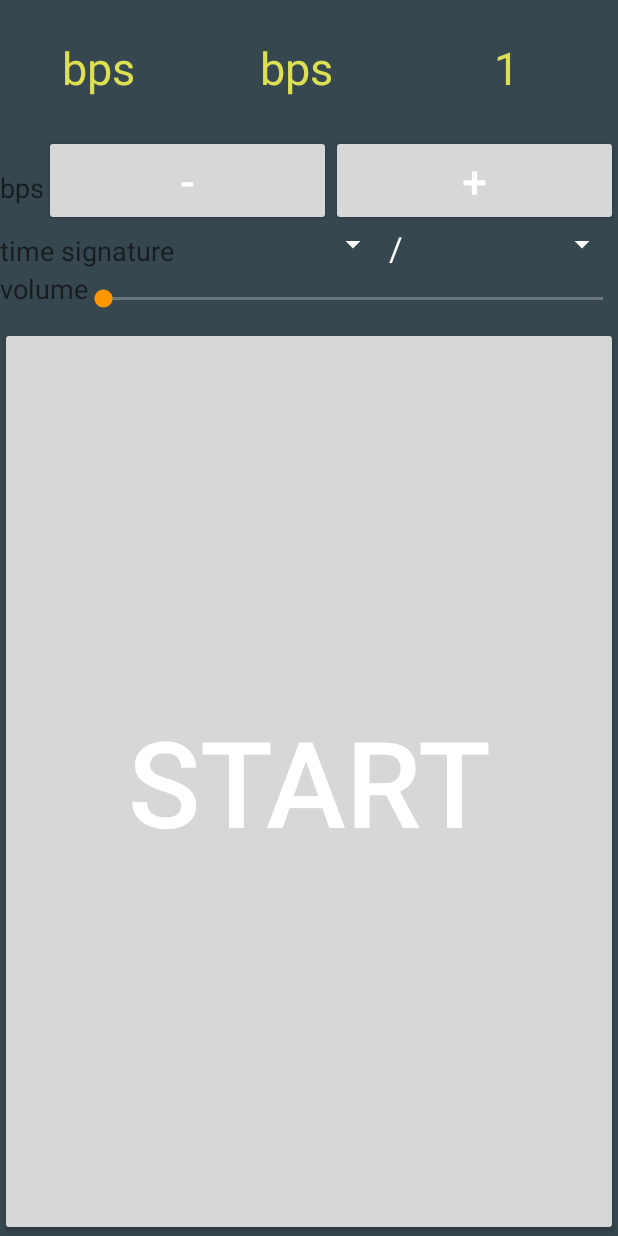
After one commit to Zarowaaa/MusicAlly, an Android app: the layout main.xml on its own in the app's theme, with its tools: preview values and no code run, on a phone screen of 412 x 824 dp. The commit adds this screen. Run offline under Robolectric (Android 15) with nearby library versions, the phone set to English and light mode, and no system bars.

Commit message:
Main menu on startup with working and dummy buttons

```diff
--- /dev/null
+++ b/app/src/main/res/layout/main.xml
@@ -0,0 +1,141 @@
+<?xml version="1.0" encoding="utf-8"?>
+<LinearLayout xmlns:android="http://schemas.android.com/apk/res/android"
+    android:layout_width="fill_parent"
+    android:layout_height="fill_parent"
+    android:orientation="vertical" >
+
+    <LinearLayout
+        android:id="@+id/linearLayout1"
+        android:layout_width="match_parent"
+        android:layout_height="wrap_content" >
+
+        <TextView
+            android:id="@+id/bps"
+            android:layout_width="0px"
+            android:layout_height="90dp"
+            android:layout_weight="1"
+            android:text="@string/bps"
+            android:textAppearance="?android:attr/textAppearanceLarge"
+            android:textColor="@color/yellow"
+            android:textSize="30sp"
+            android:gravity="center_vertical|center_horizontal" />
+
+        <TextView
+            android:id="@+id/timesignature"
+            android:layout_width="0px"
+            android:layout_height="90dp"
+            android:layout_weight="1"
+            android:gravity="center_vertical|center_horizontal"
+            android:text="@string/bps"
+            android:textAppearance="?android:attr/textAppearanceLarge"
+            android:textColor="@color/yellow"
+            android:textSize="30sp" />
+
+        <TextView
+            android:id="@+id/currentBeat"
+            android:layout_width="wrap_content"
+            android:layout_height="match_parent"
+            android:layout_weight="1.00"
+            android:gravity="center_vertical|center_horizontal"
+            android:text="@string/one"
+            android:textAppearance="?android:attr/textAppearanceLarge"
+            android:textColor="@color/yellow"
+            android:textSize="30sp" />
+
+    </LinearLayout>
+
+    <LinearLayout
+        android:id="@+id/linearLayout2"
+        android:layout_width="match_parent"
+        android:layout_height="wrap_content" >
+
+        <TextView
+            android:id="@+id/textView1"
+            android:layout_width="wrap_content"
+            android:layout_height="wrap_content"
+            android:text="@string/bps"
+            android:textAppearance="?android:attr/textAppearanceMedium" />
+
+        <Button
+            android:id="@+id/minus"
+            android:layout_width="0px"
+            android:layout_height="wrap_content"
+            android:layout_weight="1"
+            android:onClick="onMinusClick"
+            android:text="@string/minus"
+            android:textSize="30sp" />
+
+        <Button
+            android:id="@+id/plus"
+            android:layout_width="0px"
+            android:layout_height="wrap_content"
+            android:layout_weight="1"
+            android:onClick="onPlusClick"
+            android:text="@string/plus"
+            android:textSize="30sp" />
+
+    </LinearLayout>
+
+    <LinearLayout
+        android:id="@+id/linearLayout3"
+        android:layout_width="match_parent"
+        android:layout_height="wrap_content" >
+
+        <TextView
+            android:id="@+id/textView2"
+            android:layout_width="wrap_content"
+            android:layout_height="wrap_content"
+            android:text="@string/timesignature"
+            android:textAppearance="?android:attr/textAppearanceMedium" />
+
+        <Spinner
+            android:id="@+id/beatspinner"
+            android:layout_width="wrap_content"
+            android:layout_height="wrap_content"
+            android:layout_weight="1" />
+
+        <TextView
+            android:id="@+id/textView4"
+            android:layout_width="wrap_content"
+            android:layout_height="wrap_content"
+            android:text="@string/dash"
+            android:textAppearance="?android:attr/textAppearanceLarge" />
+
+        <Spinner
+            android:id="@+id/notespinner"
+            android:layout_width="wrap_content"
+            android:layout_height="wrap_content"
+            android:layout_weight="1" />
+
+    </LinearLayout>
+
+    <LinearLayout
+        android:id="@+id/linearLayout4"
+        android:layout_width="match_parent"
+        android:layout_height="wrap_content" >
+
+        <TextView
+            android:id="@+id/textView3"
+            android:layout_width="wrap_content"
+            android:layout_height="match_parent"
+            android:text="@string/volume"
+            android:textAppearance="?android:attr/textAppearanceMedium" />
+
+        <SeekBar
+            android:id="@+id/volumebar"
+            android:layout_width="0dip"
+            android:layout_height="wrap_content"
+            android:layout_weight="1"
+            android:padding="10dp" />
+
+    </LinearLayout>
+
+    <Button
+        android:id="@+id/startstop"
+        android:layout_width="match_parent"
+        android:layout_height="match_parent"
+        android:onClick="onStartStopClick"
+        android:text="@string/start"
+        android:textSize="80dp" />
+
+</LinearLayout>
--- a/app/src/main/res/values/strings.xml
+++ b/app/src/main/res/values/strings.xml
@@ -1,4 +1,16 @@
 <resources>
-    <string name="app_name">GuitarTuner</string>
+    <string name="app_name">MusicAlly</string>
     <string name="main_bottom_banner_id">ca-app-pub-1824499265963306/1019546872</string>
+    <string name="start">Start</string>
+    <string name="stop">Stop</string>
+    <color name="yellow">#DEE054</color>
+    <string name="plus">+</string>
+    <string name="minus">-</string>
+    <string name="bps">bps</string>
+    <string name="timesignature">time signature</string>
+    <string name="dash">/</string>
+    <string name="volume">volume</string>
+    <color name="black">#000000</color>
+    <string name="one">1</string>
+
 </resources>
```
Also changed, not shown: app/src/main/AndroidManifest.xml (+15 -4 lines), app/src/main/java/com/mguzy/musically/MainMenuActivity.java (added, +23 -0 lines), app/src/main/java/com/mguzy/musically/TuneActivity.java (renamed from app/src/main/java/com/mguzy/musically/MainActivity.java, +23 -23 lines), app/src/main/res/layout/activity_main_menu.xml (added, +49 -0 lines).
